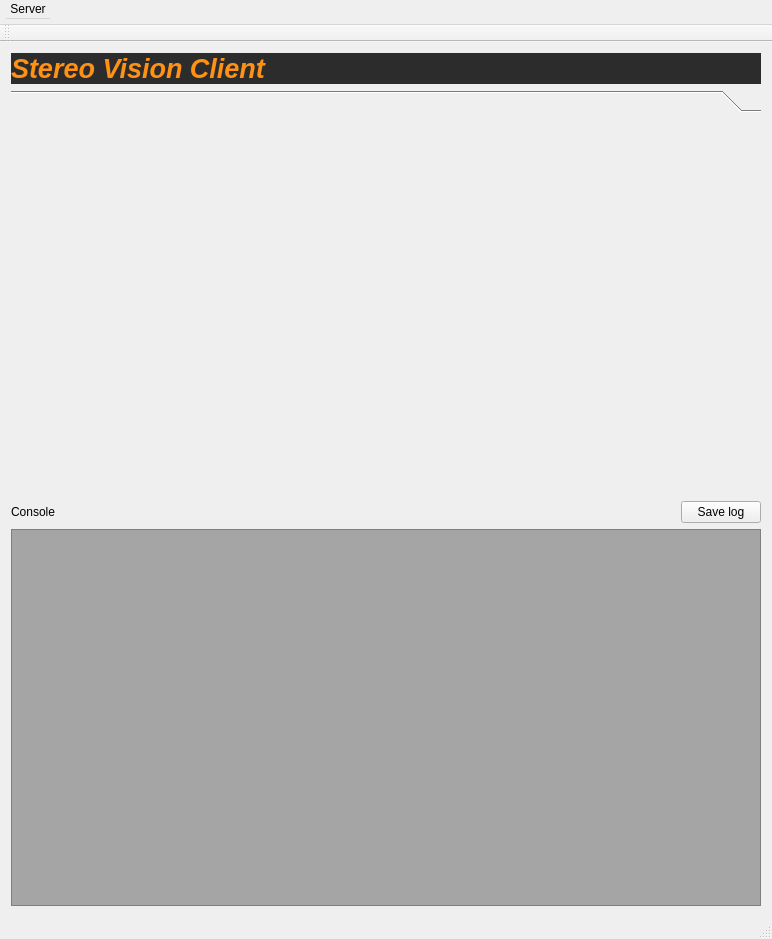
First picture: the form in gui.ui, repository spoorcc/stereo-vision-client, before the edit.
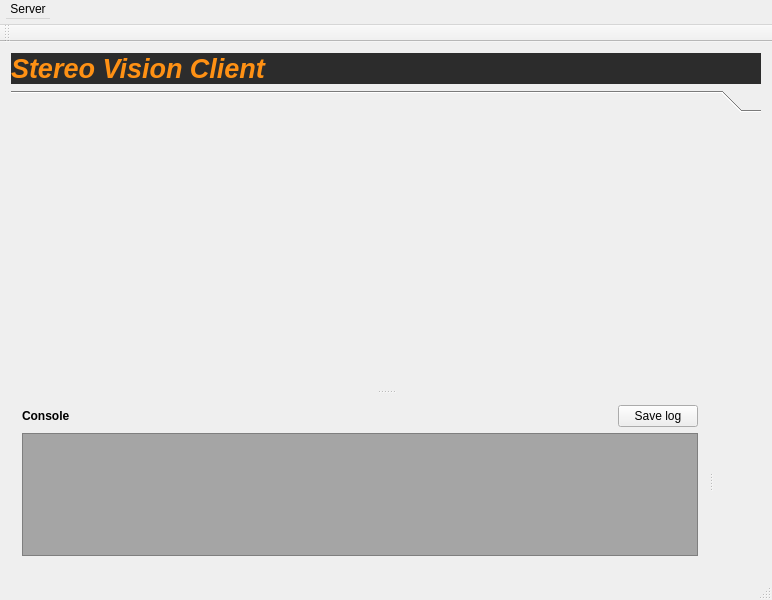
Second picture: the form after the edit.

The edit to the form file:
```diff
--- a/gui.ui
+++ b/gui.ui
@@ -7,7 +7,7 @@
     <x>0</x>
     <y>0</y>
     <width>772</width>
-    <height>939</height>
+    <height>600</height>
    </rect>
   </property>
   <property name="windowTitle">
@@ -33,14 +33,24 @@
      </widget>
     </item>
     <item>
+     <widget class="QSplitter" name="splitter_2">
+      <property name="orientation">
+       <enum>Qt::Vertical</enum>
+      </property>
      <widget class="QToolBox" name="AllProcessesTBX">
+       <property name="minimumSize">
+        <size>
+         <width>0</width>
+         <height>300</height>
+        </size>
+       </property>
       <widget class="QWidget" name="AllProcessesTBXPage1">
        <property name="geometry">
         <rect>
          <x>0</x>
          <y>0</y>
          <width>754</width>
-         <height>385</height>
+          <height>269</height>
         </rect>
        </property>
        <attribute name="label">
@@ -48,17 +58,18 @@
        </attribute>
       </widget>
      </widget>
-    </item>
-    <item>
-     <layout class="QHBoxLayout" name="previewWindowLO">
-      <item>
+      <widget class="QSplitter" name="splitter">
+       <property name="orientation">
+        <enum>Qt::Horizontal</enum>
+       </property>
+       <widget class="QWidget" name="">
        <layout class="QVBoxLayout" name="consoleCommandLO">
         <item>
          <layout class="QHBoxLayout" name="consoleTitleLO">
           <item>
            <widget class="QLabel" name="consoleLBL">
             <property name="text">
-             <string>Console</string>
+              <string>&lt;b&gt;Console</string>
             </property>
            </widget>
           </item>
@@ -86,6 +97,12 @@
         </item>
         <item>
          <widget class="QTextBrowser" name="console">
+           <property name="minimumSize">
+            <size>
+             <width>300</width>
+             <height>0</height>
+            </size>
+           </property>
           <property name="styleSheet">
            <string notr="true">background-color: rgb(165, 165, 165);
 color: rgb(124, 83, 17);</string>
@@ -94,14 +111,18 @@
            <string>&lt;!DOCTYPE HTML PUBLIC &quot;-//W3C//DTD HTML 4.0//EN&quot; &quot;http://www.w3.org/TR/REC-html40/strict.dtd&quot;&gt;
 &lt;html&gt;&lt;head&gt;&lt;meta name=&quot;qrichtext&quot; content=&quot;1&quot; /&gt;&lt;style type=&quot;text/css&quot;&gt;
 p, li { white-space: pre-wrap; }
-&lt;/style&gt;&lt;/head&gt;&lt;body style=&quot; font-family:'MS Shell Dlg 2'; font-size:8.25pt; font-weight:400; font-style:normal;&quot;&gt;
-&lt;p style=&quot; margin-top:0px; margin-bottom:0px; margin-left:0px; margin-right:0px; -qt-block-indent:0; text-indent:0px;&quot;&gt;&lt;span style=&quot; font-family:'Ubuntu'; font-size:11pt;&quot;&gt;&lt;br /&gt;&lt;/span&gt;&lt;/p&gt;&lt;/body&gt;&lt;/html&gt;</string>
+&lt;/style&gt;&lt;/head&gt;&lt;body style=&quot; font-family:'Ubuntu'; font-size:11pt; font-weight:400; font-style:normal;&quot;&gt;
+&lt;p style=&quot; margin-top:0px; margin-bottom:0px; margin-left:0px; margin-right:0px; -qt-block-indent:0; text-indent:0px;&quot;&gt;&lt;br /&gt;&lt;/p&gt;&lt;/body&gt;&lt;/html&gt;</string>
           </property>
          </widget>
         </item>
        </layout>
-      </item>
-     </layout>
+       </widget>
+       <widget class="QWidget" name="">
+        <layout class="QHBoxLayout" name="previewWindowLO"/>
+       </widget>
+      </widget>
+     </widget>
     </item>
    </layout>
   </widget>
```
Lines whose indentation alone changed are shown as unchanged.
